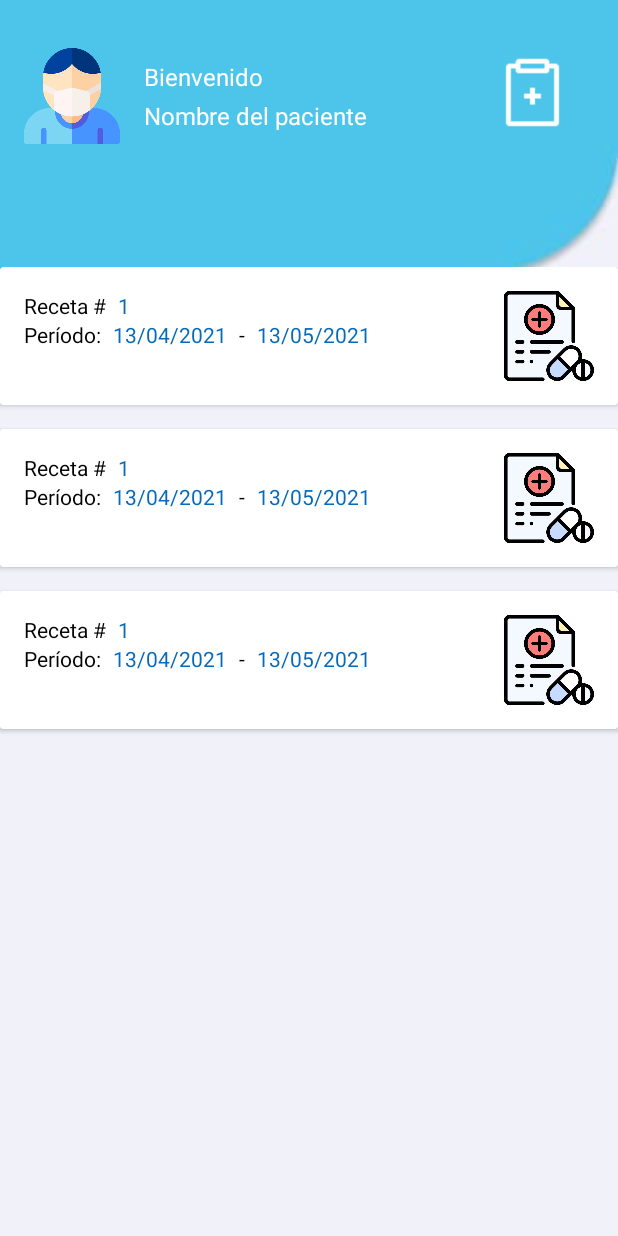
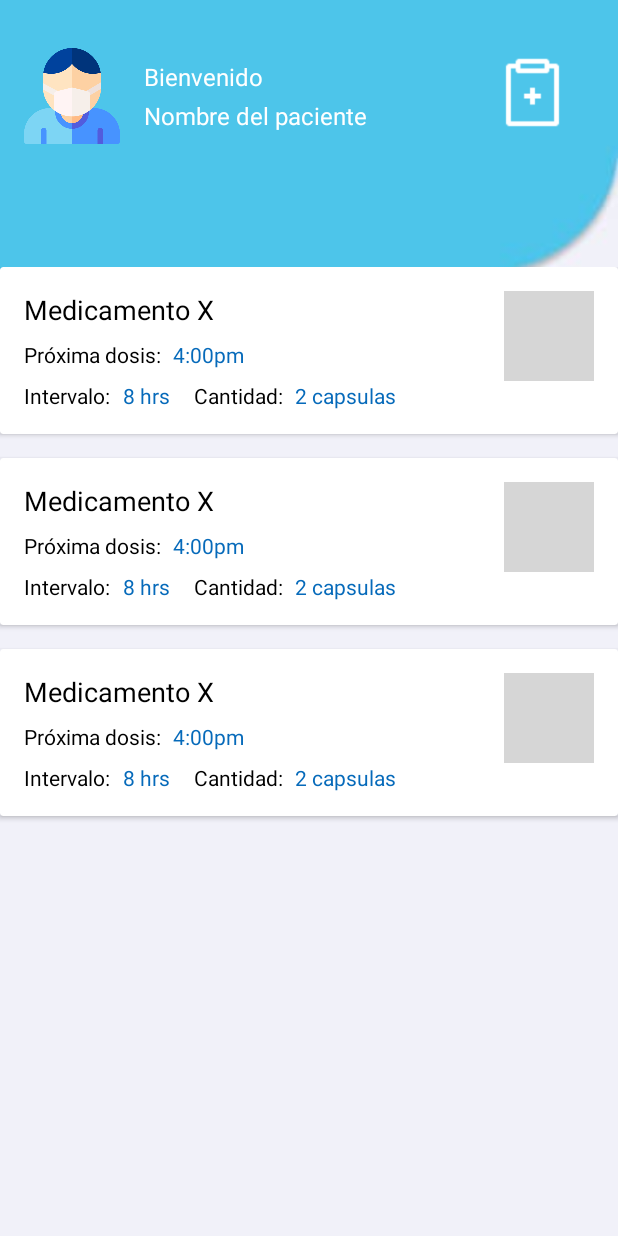
Before and after one commit to SistemasDistribuidosconGalletitas/appMovil, an Android app: the MedicamentosActivity screen opened directly, with no data from a screen before it, on a phone screen of 412 x 824 dp. Run offline under Robolectric (Android 15) with nearby library versions, the phone set to English and light mode, and no system bars; grey boxes are pictures that could not be loaded.

Commit message:
Medicamento: cambio activity

```diff
--- a/app/src/main/res/layout/activity_medicamentos.xml
+++ b/app/src/main/res/layout/activity_medicamentos.xml
@@ -86,111 +86,108 @@
             android:layout_height="wrap_content"
             app:layout_constraintStart_toStartOf="parent"
             app:layout_constraintTop_toTopOf="parent">
+
             <androidx.constraintlayout.widget.ConstraintLayout
                 android:layout_width="match_parent"
-                android:layout_height="match_parent"
-                android:layout_marginBottom="16dp">
+                android:layout_marginBottom="16dp"
+                android:layout_height="match_parent">
 
                 <TextView
-                    android:id="@+id/numero_receta"
+                    android:id="@+id/medicamento_nombre"
                     android:layout_width="wrap_content"
                     android:layout_height="wrap_content"
                     android:layout_marginStart="16dp"
                     android:layout_marginTop="16dp"
                     android:layout_marginEnd="16dp"
-                    android:text="Receta #"
+                    android:text="Medicamento X"
                     android:textColor="@color/black"
-                    android:textSize="14sp"
+                    android:textSize="18sp"
                     app:layout_constraintStart_toStartOf="parent"
                     app:layout_constraintTop_toTopOf="parent" />
 
                 <TextView
-                    android:id="@+id/receta_id"
+                    android:id="@+id/medicamento_aplicacion"
+                    android:layout_width="wrap_content"
+                    android:layout_height="wrap_content"
+                    android:layout_marginStart="16dp"
+                    android:layout_marginTop="8dp"
+                    android:text="Próxima dosis:"
+                    android:textColor="@color/black"
+                    android:textSize="14sp"
+                    app:layout_constraintStart_toStartOf="parent"
+                    app:layout_constraintTop_toBottomOf="@id/medicamento_nombre" />
+
+                <TextView
+                    android:id="@+id/aplicacion_horario"
                     android:layout_width="wrap_content"
                     android:layout_height="wrap_content"
                     android:layout_marginStart="8dp"
-                    android:text="1"
+                    android:layout_marginTop="8dp"
+                    android:text="4:00pm"
                     android:textColor="@color/azul_oscuro"
                     android:textSize="14sp"
-                    app:layout_constraintStart_toEndOf="@id/numero_receta"
-                    app:layout_constraintTop_toTopOf="@id/numero_receta" />
+                    app:layout_constraintStart_toEndOf="@id/medicamento_aplicacion"
+                    app:layout_constraintTop_toBottomOf="@id/medicamento_nombre" />
 
                 <TextView
-                    android:id="@+id/receta_periodo"
+                    android:id="@+id/medicamento_intervalo"
                     android:layout_width="wrap_content"
                     android:layout_height="wrap_content"
                     android:layout_marginStart="16dp"
-                    android:text="Período:"
+                    android:layout_marginTop="8dp"
+                    android:text="Intervalo:"
                     android:textColor="@color/black"
                     android:textSize="14sp"
                     app:layout_constraintStart_toStartOf="parent"
-                    app:layout_constraintTop_toBottomOf="@id/receta_id" />
+                    app:layout_constraintTop_toBottomOf="@id/medicamento_aplicacion" />
 
                 <TextView
-                    android:id="@+id/receta_fecha_inicio"
+                    android:id="@+id/intervalo_hrs"
                     android:layout_width="wrap_content"
                     android:layout_height="wrap_content"
                     android:layout_marginStart="8dp"
-                    android:text="13/04/2021"
+                    android:layout_marginTop="8dp"
+                    android:text="8 hrs"
                     android:textColor="@color/azul_oscuro"
                     android:textSize="14sp"
-                    app:layout_constraintStart_toEndOf="@id/receta_periodo"
-                    app:layout_constraintTop_toBottomOf="@id/receta_id" />
+                    app:layout_constraintStart_toEndOf="@id/medicamento_intervalo"
+                    app:layout_constraintTop_toBottomOf="@id/aplicacion_horario" />
 
                 <TextView
-                    android:id="@+id/periodo_guion"
+                    android:id="@+id/medicamento_cantidad"
+                    android:layout_width="wrap_content"
+                    android:layout_height="wrap_content"
+                    android:layout_marginStart="16dp"
+                    android:layout_marginTop="8dp"
+                    android:text="Cantidad:"
+                    android:textColor="@color/black"
+                    android:textSize="14sp"
+                    app:layout_constraintStart_toEndOf="@id/intervalo_hrs"
+                    app:layout_constraintTop_toBottomOf="@id/medicamento_aplicacion" />
+
+                <TextView
+                    android:id="@+id/cantidad_tipo"
                     android:layout_width="wrap_content"
                     android:layout_height="wrap_content"
                     android:layout_marginStart="8dp"
-                    android:text="-"
-                    android:textColor="@color/black"
-                    android:textSize="14sp"
-                    app:layout_constraintStart_toEndOf="@id/receta_fecha_inicio"
-                    app:layout_constraintTop_toBottomOf="@id/receta_id" />
-
-                <TextView
-                    android:id="@+id/receta_fecha_fin"
-                    android:layout_width="wrap_content"
-                    android:layout_height="wrap_content"
-                    android:layout_marginStart="8dp"
-                    android:text="13/05/2021"
+                    android:layout_marginTop="8dp"
+                    android:text="2 capsulas"
                     android:textColor="@color/azul_oscuro"
                     android:textSize="14sp"
-                    app:layout_constraintStart_toEndOf="@id/periodo_guion"
-                    app:layout_constraintTop_toBottomOf="@id/receta_id" />
-
-<!--                <TextView-->
-<!--                    android:id="@+id/receta_medicamentos"-->
-<!--                    android:layout_width="wrap_content"-->
-<!--                    android:layout_height="wrap_content"-->
-<!--                    android:layout_marginStart="16dp"-->
-<!--                    android:text="Cantidad de medicamentos:"-->
-<!--                    android:textColor="@color/black"-->
-<!--                    android:textSize="14sp"-->
-<!--                    app:layout_constraintStart_toStartOf="parent"-->
-<!--                    app:layout_constraintTop_toBottomOf="@id/receta_periodo" />-->
-
-<!--                <TextView-->
-<!--                    android:id="@+id/medicamentos_cantidad"-->
-<!--                    android:layout_width="wrap_content"-->
-<!--                    android:layout_height="wrap_content"-->
-<!--                    android:layout_marginStart="8dp"-->
-<!--                    android:text="3"-->
-<!--                    android:textColor="@color/azul_oscuro"-->
-<!--                    android:textSize="14sp"-->
-<!--                    app:layout_constraintStart_toEndOf="@id/receta_medicamentos"-->
-<!--                    app:layout_constraintTop_toBottomOf="@+id/receta_fecha_fin" />-->
+                    app:layout_constraintStart_toEndOf="@id/medicamento_cantidad"
+                    app:layout_constraintTop_toBottomOf="@id/aplicacion_horario" />
 
                 <ImageView
                     android:id="@+id/item_receta_imagen"
                     android:layout_width="60dp"
                     android:layout_height="60dp"
                     android:layout_marginEnd="16dp"
-                    android:src="@drawable/icono_receta"
+                    android:src="@drawable/icono_med2"
                     app:layout_constraintEnd_toEndOf="parent"
-                    app:layout_constraintTop_toTopOf="@id/numero_receta" />
+                    app:layout_constraintTop_toTopOf="@id/medicamento_nombre" />
 
             </androidx.constraintlayout.widget.ConstraintLayout>
+
         </androidx.cardview.widget.CardView>
 
         <androidx.cardview.widget.CardView
@@ -207,105 +204,101 @@
                 android:layout_marginBottom="16dp">
 
                 <TextView
-                    android:id="@id/numero_receta"
+                    android:id="@+id/medicamento_nombre"
                     android:layout_width="wrap_content"
                     android:layout_height="wrap_content"
                     android:layout_marginStart="16dp"
                     android:layout_marginTop="16dp"
                     android:layout_marginEnd="16dp"
-                    android:text="Receta #"
+                    android:text="Medicamento X"
                     android:textColor="@color/black"
-                    android:textSize="14sp"
+                    android:textSize="18sp"
                     app:layout_constraintStart_toStartOf="parent"
                     app:layout_constraintTop_toTopOf="parent" />
 
                 <TextView
-                    android:id="@id/receta_id"
+                    android:id="@+id/medicamento_aplicacion"
+                    android:layout_width="wrap_content"
+                    android:layout_height="wrap_content"
+                    android:layout_marginStart="16dp"
+                    android:layout_marginTop="8dp"
+                    android:text="Próxima dosis:"
+                    android:textColor="@color/black"
+                    android:textSize="14sp"
+                    app:layout_constraintStart_toStartOf="parent"
+                    app:layout_constraintTop_toBottomOf="@id/medicamento_nombre" />
+
+                <TextView
+                    android:id="@+id/aplicacion_horario"
                     android:layout_width="wrap_content"
                     android:layout_height="wrap_content"
                     android:layout_marginStart="8dp"
-                    android:text="1"
+                    android:layout_marginTop="8dp"
+                    android:text="4:00pm"
                     android:textColor="@color/azul_oscuro"
                     android:textSize="14sp"
-                    app:layout_constraintStart_toEndOf="@id/numero_receta"
-                    app:layout_constraintTop_toTopOf="@id/numero_receta" />
+                    app:layout_constraintStart_toEndOf="@id/medicamento_aplicacion"
+                    app:layout_constraintTop_toBottomOf="@id/medicamento_nombre" />
 
                 <TextView
-                    android:id="@id/receta_periodo"
+                    android:id="@+id/medicamento_intervalo"
                     android:layout_width="wrap_content"
                     android:layout_height="wrap_content"
                     android:layout_marginStart="16dp"
-                    android:text="Período:"
+                    android:layout_marginTop="8dp"
+                    android:text="Intervalo:"
                     android:textColor="@color/black"
                     android:textSize="14sp"
                     app:layout_constraintStart_toStartOf="parent"
-                    app:layout_constraintTop_toBottomOf="@id/receta_id" />
+                    app:layout_constraintTop_toBottomOf="@id/medicamento_aplicacion" />
 
                 <TextView
-                    android:id="@id/receta_fecha_inicio"
+                    android:id="@+id/intervalo_hrs"
                     android:layout_width="wrap_content"
                     android:layout_height="wrap_content"
                     android:layout_marginStart="8dp"
-                    android:text="13/04/2021"
+                    android:layout_marginTop="8dp"
+                    android:text="8 hrs"
                     android:textColor="@color/azul_oscuro"
                     android:textSize="14sp"
-                    app:layout_constraintStart_toEndOf="@id/receta_periodo"
-                    app:layout_constraintTop_toBottomOf="@id/receta_id" />
+                    app:layout_constraintStart_toEndOf="@id/medicamento_intervalo"
+                    app:layout_constraintTop_toBottomOf="@id/aplicacion_horario" />
 
                 <TextView
-                    android:id="@id/periodo_guion"
+                    android:id="@+id/medicamento_cantidad"
+                    android:layout_width="wrap_content"
+                    android:layout_height="wrap_content"
+                    android:layout_marginStart="16dp"
+                    android:layout_marginTop="8dp"
+                    android:text="Cantidad:"
+                    android:textColor="@color/black"
+                    android:textSize="14sp"
+                    app:layout_constraintStart_toEndOf="@id/intervalo_hrs"
+                    app:layout_constraintTop_toBottomOf="@id/medicamento_aplicacion" />
+
+                <TextView
+                    android:id="@+id/cantidad_tipo"
                     android:layout_width="wrap_content"
                     android:layout_height="wrap_content"
                     android:layout_marginStart="8dp"
-                    android:text="-"
-                    android:textColor="@color/black"
-                    android:textSize="14sp"
-                    app:layout_constraintStart_toEndOf="@id/receta_fecha_inicio"
-                    app:layout_constraintTop_toBottomOf="@id/receta_id" />
-
-                <TextView
-                    android:id="@id/receta_fecha_fin"
-                    android:layout_width="wrap_content"
-                    android:layout_height="wrap_content"
-                    android:layout_marginStart="8dp"
-                    android:text="13/05/2021"
+                    android:layout_marginTop="8dp"
+                    android:text="2 capsulas"
                     android:textColor="@color/azul_oscuro"
                     android:textSize="14sp"
-                    app:layout_constraintStart_toEndOf="@id/periodo_guion"
-                    app:layout_constraintTop_toBottomOf="@id/receta_id" />
-
-<!--                <TextView-->
-<!--                    android:id="@id/receta_medicamentos"-->
-<!--                    android:layout_width="wrap_content"-->
-<!--                    android:layout_height="wrap_content"-->
-<!--                    android:layout_marginStart="16dp"-->
-<!--                    android:text="Cantidad de medicamentos:"-->
-<!--                    android:textColor="@color/black"-->
-<!--                    android:textSize="14sp"-->
-<!--                    app:layout_constraintStart_toStartOf="parent"-->
-<!--                    app:layout_constraintTop_toBottomOf="@id/receta_periodo" />-->
-
-<!--                <TextView-->
-<!--                    android:id="@id/medicamentos_cantidad"-->
-<!--                    android:layout_width="wrap_content"-->
-<!--                    android:layout_height="wrap_content"-->
-<!--                    android:layout_marginStart="8dp"-->
-<!--                    android:text="3"-->
-<!--                    android:textColor="@color/azul_oscuro"-->
-<!--                    android:textSize="14sp"-->
-<!--                    app:layout_constraintStart_toEndOf="@id/receta_medicamentos"-->
-<!--                    app:layout_constraintTop_toBottomOf="@+id/receta_fecha_fin" />-->
+                    app:layout_constraintStart_toEndOf="@id/medicamento_cantidad"
+                    app:layout_constraintTop_toBottomOf="@id/aplicacion_horario" />
 
                 <ImageView
-                    android:id="@id/item_receta_imagen"
+                    android:id="@+id/item_receta_imagen"
                     android:layout_width="60dp"
                     android:layout_height="60dp"
                     android:layout_marginEnd="16dp"
-                    android:src="@drawable/icono_receta"
+                    android:src="@drawable/icono_med2"
                     app:layout_constraintEnd_toEndOf="parent"
-                    app:layout_constraintTop_toTopOf="@id/numero_receta" />
+                    app:layout_constraintTop_toTopOf="@id/medicamento_nombre" />
 
             </androidx.constraintlayout.widget.ConstraintLayout>
+
         </androidx.cardview.widget.CardView>
 
         <androidx.cardview.widget.CardView
@@ -322,105 +315,101 @@
                 android:layout_marginBottom="16dp">
 
                 <TextView
-                    android:id="@id/numero_receta"
+                    android:id="@+id/medicamento_nombre"
                     android:layout_width="wrap_content"
                     android:layout_height="wrap_content"
                     android:layout_marginStart="16dp"
                     android:layout_marginTop="16dp"
                     android:layout_marginEnd="16dp"
-                    android:text="Receta #"
+                    android:text="Medicamento X"
                     android:textColor="@color/black"
-                    android:textSize="14sp"
+                    android:textSize="18sp"
                     app:layout_constraintStart_toStartOf="parent"
                     app:layout_constraintTop_toTopOf="parent" />
 
                 <TextView
-                    android:id="@id/receta_id"
+                    android:id="@+id/medicamento_aplicacion"
+                    android:layout_width="wrap_content"
+                    android:layout_height="wrap_content"
+                    android:layout_marginStart="16dp"
+                    android:layout_marginTop="8dp"
+                    android:text="Próxima dosis:"
+                    android:textColor="@color/black"
+                    android:textSize="14sp"
+                    app:layout_constraintStart_toStartOf="parent"
+                    app:layout_constraintTop_toBottomOf="@id/medicamento_nombre" />
+
+                <TextView
+                    android:id="@+id/aplicacion_horario"
                     android:layout_width="wrap_content"
                     android:layout_height="wrap_content"
                     android:layout_marginStart="8dp"
-                    android:text="1"
+                    android:layout_marginTop="8dp"
+                    android:text="4:00pm"
                     android:textColor="@color/azul_oscuro"
                     android:textSize="14sp"
-                    app:layout_constraintStart_toEndOf="@id/numero_receta"
-                    app:layout_constraintTop_toTopOf="@id/numero_receta" />
+                    app:layout_constraintStart_toEndOf="@id/medicamento_aplicacion"
+                    app:layout_constraintTop_toBottomOf="@id/medicamento_nombre" />
 
                 <TextView
-                    android:id="@id/receta_periodo"
+                    android:id="@+id/medicamento_intervalo"
                     android:layout_width="wrap_content"
                     android:layout_height="wrap_content"
                     android:layout_marginStart="16dp"
-                    android:text="Período:"
+                    android:layout_marginTop="8dp"
+                    android:text="Intervalo:"
                     android:textColor="@color/black"
                     android:textSize="14sp"
                     app:layout_constraintStart_toStartOf="parent"
-                    app:layout_constraintTop_toBottomOf="@id/receta_id" />
+                    app:layout_constraintTop_toBottomOf="@id/medicamento_aplicacion" />
 
                 <TextView
-                    android:id="@id/receta_fecha_inicio"
+                    android:id="@+id/intervalo_hrs"
                     android:layout_width="wrap_content"
                     android:layout_height="wrap_content"
                     android:layout_marginStart="8dp"
-                    android:text="13/04/2021"
+                    android:layout_marginTop="8dp"
+                    android:text="8 hrs"
                     android:textColor="@color/azul_oscuro"
                     android:textSize="14sp"
-                    app:layout_constraintStart_toEndOf="@id/receta_periodo"
-                    app:layout_constraintTop_toBottomOf="@id/receta_id" />
+                    app:layout_constraintStart_toEndOf="@id/medicamento_intervalo"
+                    app:layout_constraintTop_toBottomOf="@id/aplicacion_horario" />
 
                 <TextView
-                    android:id="@id/periodo_guion"
+                    android:id="@+id/medicamento_cantidad"
+                    android:layout_width="wrap_content"
+                    android:layout_height="wrap_content"
+                    android:layout_marginStart="16dp"
+                    android:layout_marginTop="8dp"
+                    android:text="Cantidad:"
+                    android:textColor="@color/black"
+                    android:textSize="14sp"
+                    app:layout_constraintStart_toEndOf="@id/intervalo_hrs"
+                    app:layout_constraintTop_toBottomOf="@id/medicamento_aplicacion" />
+
+                <TextView
+                    android:id="@+id/cantidad_tipo"
                     android:layout_width="wrap_content"
                     android:layout_height="wrap_content"
                     android:layout_marginStart="8dp"
-                    android:text="-"
-                    android:textColor="@color/black"
-                    android:textSize="14sp"
-                    app:layout_constraintStart_toEndOf="@id/receta_fecha_inicio"
-                    app:layout_constraintTop_toBottomOf="@id/receta_id" />
-
-                <TextView
-                    android:id="@id/receta_fecha_fin"
-                    android:layout_width="wrap_content"
-                    android:layout_height="wrap_content"
-                    android:layout_marginStart="8dp"
-                    android:text="13/05/2021"
+                    android:layout_marginTop="8dp"
+                    android:text="2 capsulas"
                     android:textColor="@color/azul_oscuro"
                     android:textSize="14sp"
-                    app:layout_constraintStart_toEndOf="@id/periodo_guion"
-                    app:layout_constraintTop_toBottomOf="@id/receta_id" />
-
-<!--                <TextView-->
-<!--                    android:id="@+id/receta_medicamentos"-->
-<!--                    android:layout_width="wrap_content"-->
-<!--                    android:layout_height="wrap_content"-->
-<!--                    android:layout_marginStart="16dp"-->
-<!--                    android:text="Cantidad de medicamentos:"-->
-<!--                    android:textColor="@color/black"-->
-<!--                    android:textSize="14sp"-->
-<!--                    app:layout_constraintStart_toStartOf="parent"-->
-<!--                    app:layout_constraintTop_toBottomOf="@id/receta_periodo" />-->
-
-<!--                <TextView-->
-<!--                    android:id="@+id/medicamentos_cantidad"-->
-<!--                    android:layout_width="wrap_content"-->
-<!--                    android:layout_height="wrap_content"-->
-<!--                    android:layout_marginStart="8dp"-->
-<!--                    android:text="3"-->
-<!--                    android:textColor="@color/azul_oscuro"-->
-<!--                    android:textSize="14sp"-->
-<!--                    app:layout_constraintStart_toEndOf="@id/receta_medicamentos"-->
-<!--                    app:layout_constraintTop_toBottomOf="@+id/receta_fecha_fin" />-->
+                    app:layout_constraintStart_toEndOf="@id/medicamento_cantidad"
+                    app:layout_constraintTop_toBottomOf="@id/aplicacion_horario" />
 
                 <ImageView
-                    android:id="@id/item_receta_imagen"
+                    android:id="@+id/item_receta_imagen"
                     android:layout_width="60dp"
                     android:layout_height="60dp"
                     android:layout_marginEnd="16dp"
-                    android:src="@drawable/icono_receta"
+                    android:src="@drawable/icono_med2"
                     app:layout_constraintEnd_toEndOf="parent"
-                    app:layout_constraintTop_toTopOf="@id/numero_receta" />
+                    app:layout_constraintTop_toTopOf="@id/medicamento_nombre" />
 
             </androidx.constraintlayout.widget.ConstraintLayout>
+
         </androidx.cardview.widget.CardView>
 
     </androidx.constraintlayout.widget.ConstraintLayout>
```
